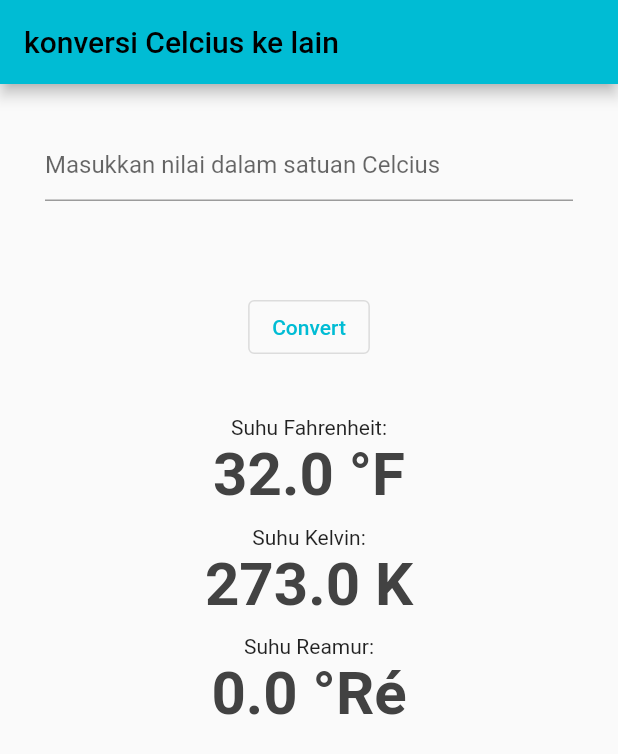
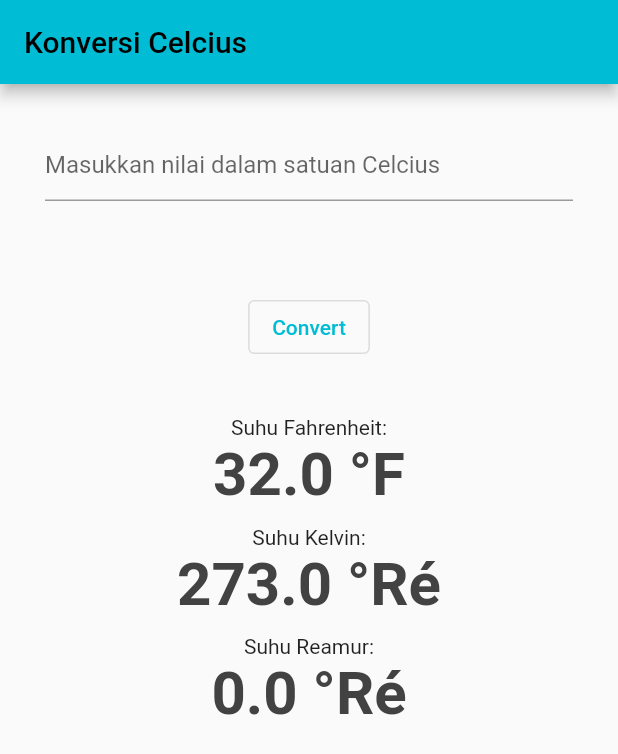
Before and after one commit to Jeki00/konversi-celcius, a Flutter app: the screen it shows after launch, after a tap on "Convert", on a phone screen of 412 x 824 dp. Shown: the top 754 px of the screen. Run offline on Flutter 3.47's test engine with Material 2 defaults, Android fonts, the phone set to English and light mode, and no system bars.

Commit message:
scrollable main.dart

```diff
--- a/lib/main.dart
+++ b/lib/main.dart
@@ -14,7 +14,7 @@ class MyApp extends StatelessWidget {
       theme: ThemeData(
         primarySwatch: Colors.cyan,
       ),
-      home: const MyHomePage(title: 'konversi Celcius ke lain'),
+      home: const MyHomePage(title: 'Konversi Celcius'),
     );
   }
 }
@@ -40,7 +40,7 @@ class _MyHomePageState extends State<MyHomePage> {
     setState(() {
       _fahrenheit = _celcius * 1.8 + 32;
       _kelvin = _celcius + 273;
-      _reamur = _celcius * 0.2;
+      _reamur = _celcius * 0.8;
     });
   }
 
@@ -65,7 +65,7 @@ class _MyHomePageState extends State<MyHomePage> {
 
 
       resizeToAvoidBottomInset: false,
-      body: Center(
+      body: SingleChildScrollView(
               child: Column(children: <Widget>[
             Container(
               margin: EdgeInsets.all(30),
@@ -82,7 +82,7 @@ class _MyHomePageState extends State<MyHomePage> {
                 child: Column(
                   children: <Widget>[
                     Text('Suhu Fahrenheit:'),
-                    Text('$_fahrenheit °F',
+                    Text('${double.parse((_fahrenheit).toStringAsFixed(2)) } °F',
                       style: TextStyle(
                           color: Colors.grey[800],
                           fontWeight: FontWeight.bold,
@@ -97,7 +97,7 @@ class _MyHomePageState extends State<MyHomePage> {
                 child: Column(
                   children: <Widget>[
                     Text('Suhu Kelvin:'),
-                    Text('$_kelvin K',
+                    Text('${double.parse((_kelvin).toStringAsFixed(2)) } °Ré',
                       style: TextStyle(
                           color: Colors.grey[800],
                           fontWeight: FontWeight.bold,
@@ -112,7 +112,7 @@ class _MyHomePageState extends State<MyHomePage> {
                 child: Column(
                   children: <Widget>[
                     Text('Suhu Reamur:'),
-                    Text('$_reamur °Ré',
+                    Text('${double.parse((_reamur).toStringAsFixed(2)) } °Ré',
                       style: TextStyle(
                           color: Colors.grey[800],
                           fontWeight: FontWeight.bold,
```
